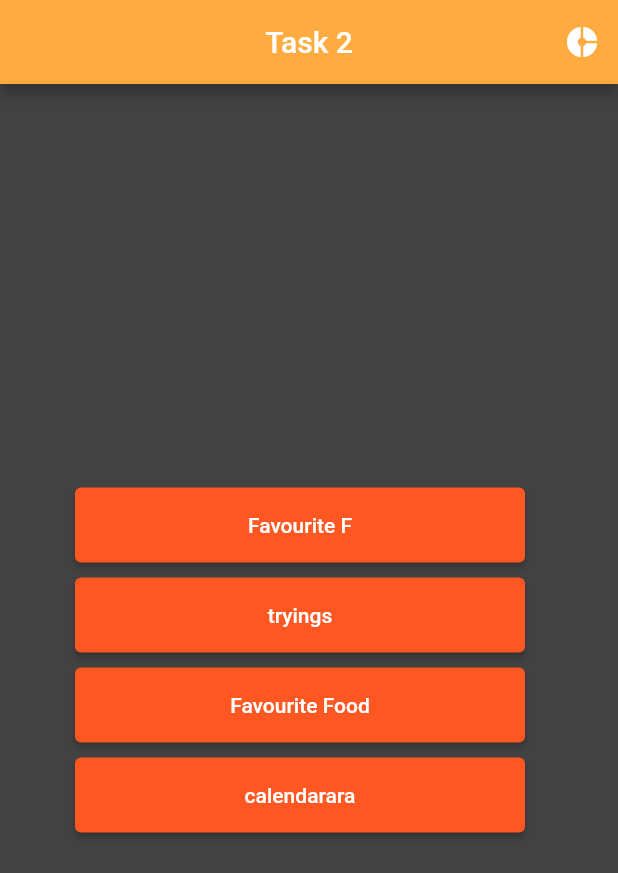
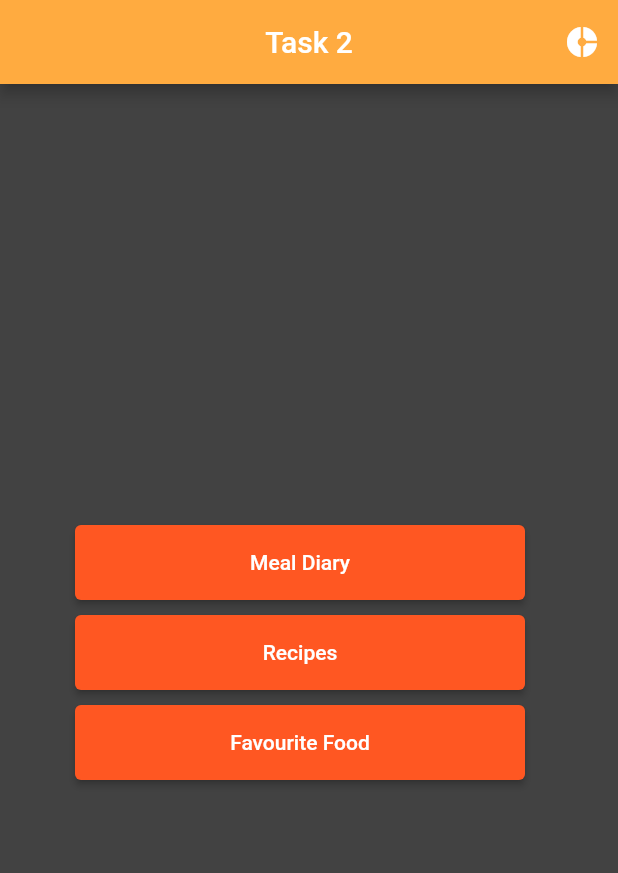
Before and after one commit to aNnAm2606/Mobiles_Task2, a Flutter app: the screen it shows after launch, on a phone screen of 412 x 824 dp. Shown: the top 873 px of the screen. Run offline on Flutter 3.47's test engine with Material 2 defaults, Android fonts, the phone set to English and light mode, and no system bars; our stand-ins replace cloud_firestore, firebase_core; accounts and stored records are empty.

Commit message:
some changes to fix that shit

```diff
--- a/lib/main.dart
+++ b/lib/main.dart
@@ -35,7 +35,7 @@ class MyApp extends StatelessWidget {
         '/todo': (context) => const FavouriteFood(),
         '/tryings': (context) => const DishScreen(),
         '/about': (context) => const About(),
-        '/day': (context) => const DayScreen(),
+        '/day': (context) => DayScreen(),
       },
     );
   }
--- a/lib/screens/dish_screen.dart
+++ b/lib/screens/dish_screen.dart
@@ -23,7 +23,8 @@ class DishScreen extends StatelessWidget {
           appBar: AppBar(title: Text(userList.name)),
           body: Column(
             children: [
-              Expanded(
+              const Expanded(flex: 1, child: Text('Ingredients' , style: TextStyle(fontSize: 20))),
+              Expanded( flex: 11,
                 child: ListView.builder(
                   itemCount: userList.ingredients.length,
                   itemBuilder: (context, index) {
--- a/lib/screens/main_screen.dart
+++ b/lib/screens/main_screen.dart
@@ -24,37 +24,18 @@ class MainScreen extends StatelessWidget {
         mainAxisAlignment: MainAxisAlignment.center,
         crossAxisAlignment: CrossAxisAlignment.center,
         children: [
-          newButtonDesign(context, 'todo', 'Favourite F'),
+
+          newButtonDesign(context, 'day', 'Meal Diary'),
           separation(),
-          newButtonDesign(context, 'tryings', 'tryings'),
+          newButtonDesign(context, 'tryings', 'Recipes'),
           separation(),
           newButtonDesign(context, 'todo', 'Favourite Food'),
           separation(),
-          SizedBox(
-            height: 50,
-            width: 300,
-            child: ElevatedButton(
-              onPressed: () {
-                showcalendar(context).then((date) {
-                  Navigator.pushNamed(context, 'day');
-                });
-              },
-              child: const Text('calendarara'),
-            ),
-          ),
         ],
       ),
     );
   }
 
-  Future<DateTime?> showcalendar(BuildContext con) {
-    return showDatePicker(
-      context: con,
-      initialDate: DateTime.now(),
-      firstDate: DateTime.utc(2022),
-      lastDate: DateTime.utc(2023, 12, 31),
-    );
-  }
 
   SizedBox separation() {
     return const SizedBox(
@@ -62,6 +43,8 @@ class MainScreen extends StatelessWidget {
       width: 400,
     );
   }
+
+
 
 SizedBox newButtonDesign(
     BuildContext context, String screen, String buttonName) {
```
Also changed, not shown: lib/screens/about_screen.dart (+15 -56 lines), lib/screens/day_screen.dart (+36 -6 lines). Lines whose indentation alone changed are shown as unchanged.
